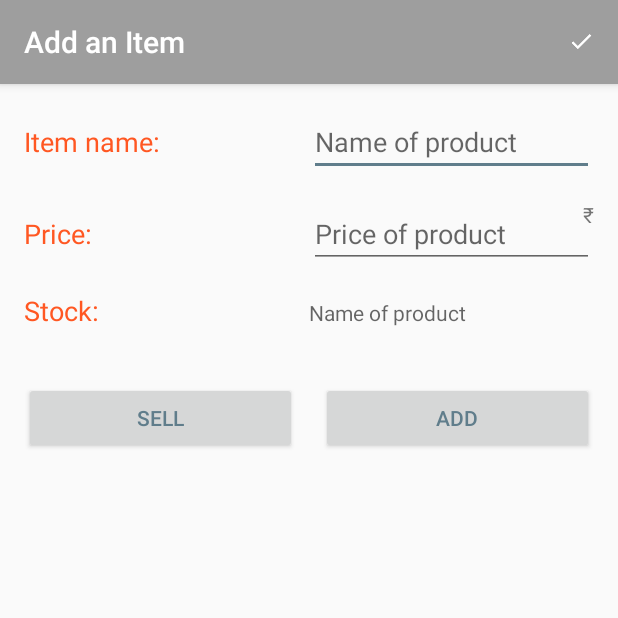
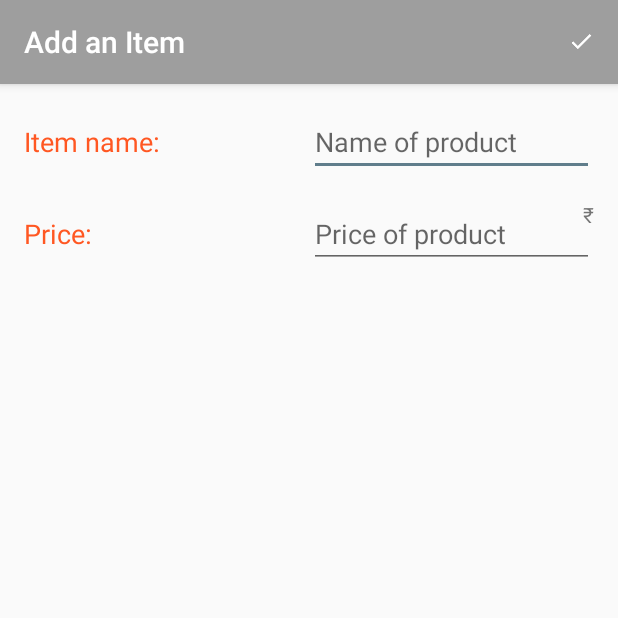
Before and after one commit to trikhatarun/Inventory, an Android app: the EditorActivity screen opened directly, with no data from a screen before it, on a phone screen of 412 x 824 dp, the top half of it. Run offline under Robolectric (Android 15) with nearby library versions, the phone set to English and light mode, and no system bars; our stand-ins replace ButterKnife.

```diff
--- a/app/src/main/java/com/android/inventorystore/EditorActivity.java
+++ b/app/src/main/java/com/android/inventorystore/EditorActivity.java
@@ -41,6 +41,11 @@ public class EditorActivity extends AppCompatActivity implements LoaderManager.L
     TextView sellButton;
     @BindView(R.id.add_button_editor)
     TextView addButton;
+    @BindView(R.id.buttonPanel)
+    View buttonPanel;
+    @BindView(R.id.stockPanel)
+    View stockPanel;
+
     Uri mCurrentItemUri;
     private boolean hasItemChanged = false;
     private int currentStock;
@@ -68,6 +73,8 @@ public class EditorActivity extends AppCompatActivity implements LoaderManager.L
             setTitle(getString(R.string.add_item));
         } else {
             setTitle(getString(R.string.edit_item));
+            stockPanel.setVisibility(View.VISIBLE);
+            buttonPanel.setVisibility(View.VISIBLE);
             getLoaderManager().initLoader(EXISTING_PET_LOADER, null, this);
         }
 
@@ -92,7 +99,11 @@ public class EditorActivity extends AppCompatActivity implements LoaderManager.L
                 alertDialogBuilder.setCancelable(false).setPositiveButton(context.getText(R.string.order_string), new DialogInterface.OnClickListener() {
                     @Override
                     public void onClick(DialogInterface dialogInterface, int i) {
-                        Integer quantityAdded = Integer.parseInt(userInput.getText().toString().trim());
+                        String quantityString = userInput.getText().toString().trim();
+                        if (quantityString.isEmpty() || quantityString == "" || quantityString.length() == 0 || quantityString == null) {
+                            return;
+                        } else {
+                            Integer quantityAdded = Integer.parseInt(quantityString);
                             ContentValues values = new ContentValues();
                             values.put(ItemEntry.COLUMN_ITEM_STOCK, currentStock + quantityAdded);
                             int rowsAffected = context.getContentResolver().update(mCurrentItemUri, values, null, null);
@@ -100,6 +111,7 @@ public class EditorActivity extends AppCompatActivity implements LoaderManager.L
                                 Toast.makeText(context, context.getString(R.string.failed_order), Toast.LENGTH_SHORT).show();
                             } else {
                                 Toast.makeText(context, context.getString(R.string.success_order), Toast.LENGTH_SHORT).show();
+                            }
                         }
                     }
                 });
--- a/app/src/main/res/layout/activity_editor.xml
+++ b/app/src/main/res/layout/activity_editor.xml
@@ -69,10 +69,12 @@
     </LinearLayout>
 
     <LinearLayout
+        android:id="@+id/stockPanel"
         android:layout_width="match_parent"
         android:layout_height="wrap_content"
         android:layout_marginBottom="35dp"
-        android:orientation="horizontal">
+        android:orientation="horizontal"
+        android:visibility="gone">
 
         <TextView
             style="@style/Base.TextAppearance.AppCompat.Medium"
@@ -92,8 +94,10 @@
     </LinearLayout>
 
     <LinearLayout
+        android:id="@+id/buttonPanel"
         android:layout_width="match_parent"
-        android:layout_height="wrap_content">
+        android:layout_height="wrap_content"
+        android:visibility="gone">
 
         <Button
             android:id="@+id/sell_button_editor"
```
Also changed, not shown: app/src/main/java/com/android/inventorystore/ItemCursorAdapter.java (+6 -1 lines). Lines whose indentation alone changed are shown as unchanged.
